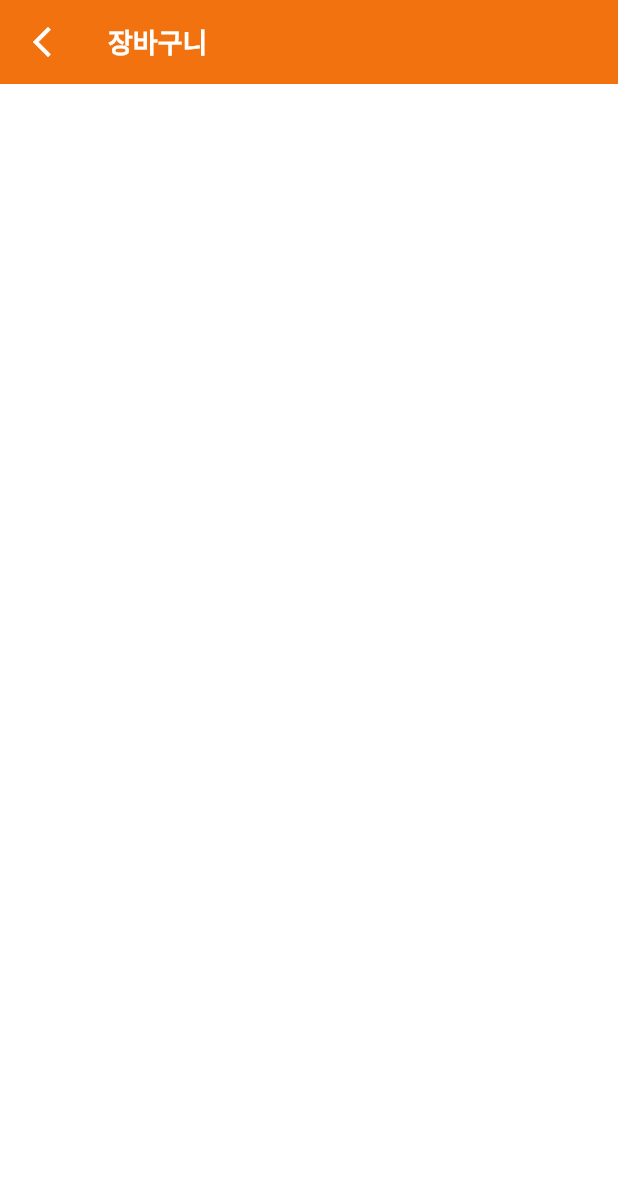
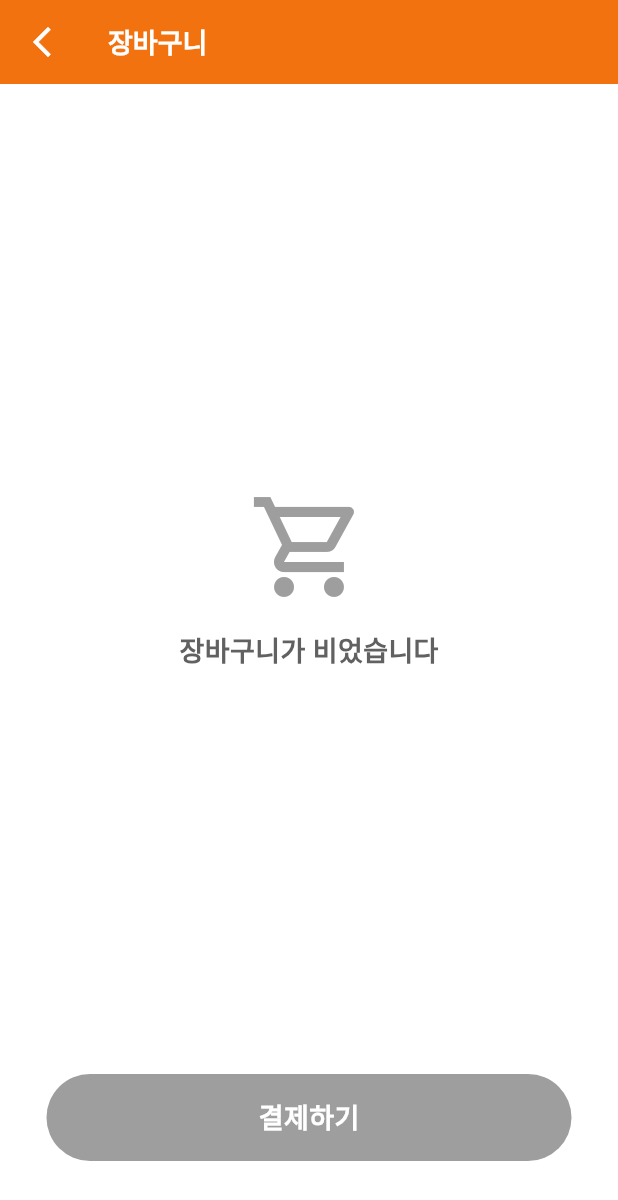
Before and after one commit to Deokwon-Kim/cafe_order_system, a Flutter app: the CartPage screen opened by its route, on a phone screen of 412 x 824 dp. Shown: the top 1200 px of the screen. Run offline on Flutter 3.47's test engine with Material 3 defaults, Android fonts, the phone set to English and light mode, and no system bars; our stand-ins replace badges.

```diff
--- a/lib/Tab/bottom_tab_bar.dart
+++ b/lib/Tab/bottom_tab_bar.dart
@@ -1,6 +1,6 @@
-import 'package:cafe_order_system/pages/home_page.dart';
-import 'package:cafe_order_system/pages/order_page.dart';
-import 'package:cafe_order_system/pages/other_page.dart';
+import 'package:HERMESCAFE/pages/home_page.dart';
+import 'package:HERMESCAFE/pages/order_page.dart';
+import 'package:HERMESCAFE/pages/other_page.dart';
 import 'package:flutter/material.dart';
 
 class BottomTabBar extends StatefulWidget {
--- a/lib/components/cafe_tile.dart
+++ b/lib/components/cafe_tile.dart
@@ -1,4 +1,4 @@
-import 'package:cafe_order_system/model/cafe.dart';
+import 'package:HERMESCAFE/model/cafe.dart';
 import 'package:flutter/material.dart';
 
 class CafeTile extends StatelessWidget {
--- a/lib/pages/cart_page.dart
+++ b/lib/pages/cart_page.dart
@@ -1,6 +1,6 @@
-import 'package:cafe_order_system/Tab/bottom_tab_bar.dart';
-import 'package:cafe_order_system/model/cafe.dart';
-import 'package:cafe_order_system/provider/cart_provider.dart';
+import 'package:HERMESCAFE/Tab/bottom_tab_bar.dart';
+import 'package:HERMESCAFE/model/cafe.dart';
+import 'package:HERMESCAFE/provider/cart_provider.dart';
 import 'package:flutter/material.dart';
 import 'package:provider/provider.dart';
 
@@ -37,20 +37,50 @@ class CartPage extends StatelessWidget {
             ),
             body: Column(
               children: [
-                Expanded(
+                // 장바구니 비어있을시 비어있음 텍스트 표시
+                value.cart.isEmpty
+                    ? Expanded(
+                      child: Center(
+                        child: Column(
+                          mainAxisAlignment: MainAxisAlignment.center,
+                          children: [
+                            Icon(
+                              Icons.shopping_cart_outlined,
+                              size: 80,
+                              color: Colors.grey,
+                            ),
+                            SizedBox(height: 16),
+                            Text(
+                              '장바구니가 비었습니다',
+                              style: TextStyle(
+                                fontSize: 18,
+                                fontWeight: FontWeight.bold,
+                                color: Colors.grey[700],
+                              ),
+                            ),
+                          ],
+                        ),
+                      ),
+                    )
+                    : Expanded(
                       child: ListView.builder(
                         itemCount: value.cart.length,
                         itemBuilder: (context, index) {
                           final Cafe cafe = value.cart[index];
                           final String image = cafe.imagePath;
                           final String menuName = cafe.name;
+                          final String engNmae = cafe.engname;
                           final String menuPrice = cafe.price;
 
                           return Container(
                             decoration: BoxDecoration(
                               borderRadius: BorderRadius.circular(8),
                             ),
-                        margin: EdgeInsets.only(left: 10, top: 20, right: 10),
+                            margin: EdgeInsets.only(
+                              left: 10,
+                              top: 20,
+                              right: 10,
+                            ),
                             child: ListTile(
                               leading: ClipRRect(
                                 borderRadius: BorderRadius.circular(30),
@@ -58,21 +88,33 @@ class CartPage extends StatelessWidget {
                               ),
                               title: Padding(
                                 padding: const EdgeInsets.only(left: 10.0),
-                            child: Text(
+                                child: Column(
+                                  crossAxisAlignment: CrossAxisAlignment.start,
+                                  children: [
+                                    Text(
                                       menuName,
                                       style: TextStyle(
                                         color: Colors.black,
                                         fontWeight: FontWeight.bold,
                                       ),
+                                      textAlign: TextAlign.start,
+                                    ),
+                                    Text(
+                                      engNmae,
+                                      style: TextStyle(
+                                        color: Colors.grey,
+                                        fontSize: 13,
+                                      ),
+                                      textAlign: TextAlign.start,
+                                    ),
+                                    Text(
+                                      '$menuPrice원',
+                                      style: TextStyle(fontSize: 16),
+                                    ),
+                                  ],
                                 ),
                               ),
-                          subtitle: Padding(
-                            padding: const EdgeInsets.only(left: 10.0),
-                            child: Text(
-                              '$menuPrice원',
-                              style: TextStyle(color: Colors.black),
-                            ),
-                          ),
+
                               trailing: IconButton(
                                 onPressed: () => removeFromCart(cafe, context),
                                 icon: Icon(Icons.delete),
@@ -83,6 +125,37 @@ class CartPage extends StatelessWidget {
                         },
                       ),
                     ),
+                Row(
+                  mainAxisAlignment: MainAxisAlignment.center,
+                  children: [
+                    Padding(
+                      padding: const EdgeInsets.only(bottom: 50.0),
+                      child: GestureDetector(
+                        onTap: () {},
+                        child: Container(
+                          width: 350,
+                          height: 58,
+                          alignment: Alignment.center,
+                          decoration: BoxDecoration(
+                            borderRadius: BorderRadius.circular(30),
+                            color:
+                                value.cart.isEmpty
+                                    ? Colors.grey
+                                    : Color(0xfff37210),
+                          ),
+                          child: Text(
+                            '결제하기',
+                            style: TextStyle(
+                              color: Colors.white,
+                              fontSize: 18,
+                              fontWeight: FontWeight.bold,
+                            ),
+                          ),
+                        ),
+                      ),
+                    ),
+                  ],
+                ),
               ],
             ),
           ),
--- a/lib/pages/detail_page/coldbrew_detail_page.dart
+++ b/lib/pages/detail_page/coldbrew_detail_page.dart
@@ -1,6 +1,6 @@
-import 'package:cafe_order_system/components/cafe_tile.dart';
-import 'package:cafe_order_system/pages/detail_page/menu_detail_page.dart';
-import 'package:cafe_order_system/viewModel/cafe_viewmodel.dart';
+import 'package:HERMESCAFE/components/cafe_tile.dart';
+import 'package:HERMESCAFE/pages/detail_page/menu_detail_page.dart';
+import 'package:HERMESCAFE/viewModel/cafe_viewmodel.dart';
 import 'package:flutter/material.dart';
 import 'package:provider/provider.dart';
 
--- a/lib/pages/detail_page/espresso_detail_page.dart
+++ b/lib/pages/detail_page/espresso_detail_page.dart
@@ -1,8 +1,8 @@
-import 'package:cafe_order_system/components/cafe_tile.dart';
-import 'package:cafe_order_system/viewModel/cafe_viewmodel.dart';
+import 'package:HERMESCAFE/components/cafe_tile.dart';
+import 'package:HERMESCAFE/pages/detail_page/menu_detail_page.dart';
+import 'package:HERMESCAFE/viewModel/cafe_viewmodel.dart';
 import 'package:flutter/material.dart';
 import 'package:provider/provider.dart';
-import 'package:cafe_order_system/pages/detail_page/menu_detail_page.dart';
 
 class EspressoDetailPage extends StatelessWidget {
   const EspressoDetailPage({super.key});
--- a/lib/pages/detail_page/frappu_detail_page.dart
+++ b/lib/pages/detail_page/frappu_detail_page.dart
@@ -1,6 +1,6 @@
-import 'package:cafe_order_system/components/cafe_tile.dart';
-import 'package:cafe_order_system/pages/detail_page/menu_detail_page.dart';
-import 'package:cafe_order_system/viewModel/cafe_viewmodel.dart';
+import 'package:HERMESCAFE/components/cafe_tile.dart';
+import 'package:HERMESCAFE/pages/detail_page/menu_detail_page.dart';
+import 'package:HERMESCAFE/viewModel/cafe_viewmodel.dart';
 import 'package:flutter/material.dart';
 import 'package:provider/provider.dart';
 
--- a/lib/pages/detail_page/teabana_detail_page.dart
+++ b/lib/pages/detail_page/teabana_detail_page.dart
@@ -1,6 +1,6 @@
-import 'package:cafe_order_system/components/cafe_tile.dart';
-import 'package:cafe_order_system/pages/detail_page/menu_detail_page.dart';
-import 'package:cafe_order_system/viewModel/cafe_viewmodel.dart';
+import 'package:HERMESCAFE/components/cafe_tile.dart';
+import 'package:HERMESCAFE/pages/detail_page/menu_detail_page.dart';
+import 'package:HERMESCAFE/viewModel/cafe_viewmodel.dart';
 import 'package:flutter/material.dart';
 import 'package:provider/provider.dart';
 
--- a/lib/pages/home_page.dart
+++ b/lib/pages/home_page.dart
@@ -1,4 +1,4 @@
-import 'package:cafe_order_system/provider/cart_provider.dart';
+import 'package:HERMESCAFE/provider/cart_provider.dart';
 import 'package:flutter/material.dart';
 import 'package:provider/provider.dart';
 import 'package:badges/badges.dart' as badges;
--- a/lib/pages/other_page.dart
+++ b/lib/pages/other_page.dart
@@ -5,6 +5,8 @@ class OtherPage extends StatelessWidget {
 
   @override
   Widget build(BuildContext context) {
-    return Scaffold(appBar: AppBar(title: Text('Other')));
+    return Scaffold(
+      appBar: AppBar(automaticallyImplyLeading: false, title: Text('Other')),
+    );
   }
 }
--- a/lib/provider/cart_provider.dart
+++ b/lib/provider/cart_provider.dart
@@ -1,4 +1,4 @@
-import 'package:cafe_order_system/model/cafe.dart';
+import 'package:HERMESCAFE/model/cafe.dart';
 import 'package:flutter/material.dart';
 
 class CartProvider extends ChangeNotifier {
--- a/lib/viewModel/cafe_viewmodel.dart
+++ b/lib/viewModel/cafe_viewmodel.dart
@@ -1,4 +1,4 @@
-import 'package:cafe_order_system/model/cafe.dart';
+import 'package:HERMESCAFE/model/cafe.dart';
 import 'package:flutter/material.dart';
 
 class CafeViewmodel extends ChangeNotifier {
--- a/pubspec.yaml
+++ b/pubspec.yaml
@@ -1,4 +1,4 @@
-name: cafe_order_system
+name: HERMESCAFE
 description: "A new Flutter project."
 # The following line prevents the package from being accidentally published to
 # pub.dev using `flutter pub publish`. This is preferred for private packages.
```
Also changed, not shown: lib/main.dart (+8 -8 lines), lib/pages/detail_page/menu_detail_page.dart (+32 -9 lines), 40 other files. Lines whose indentation alone changed are shown as unchanged.
